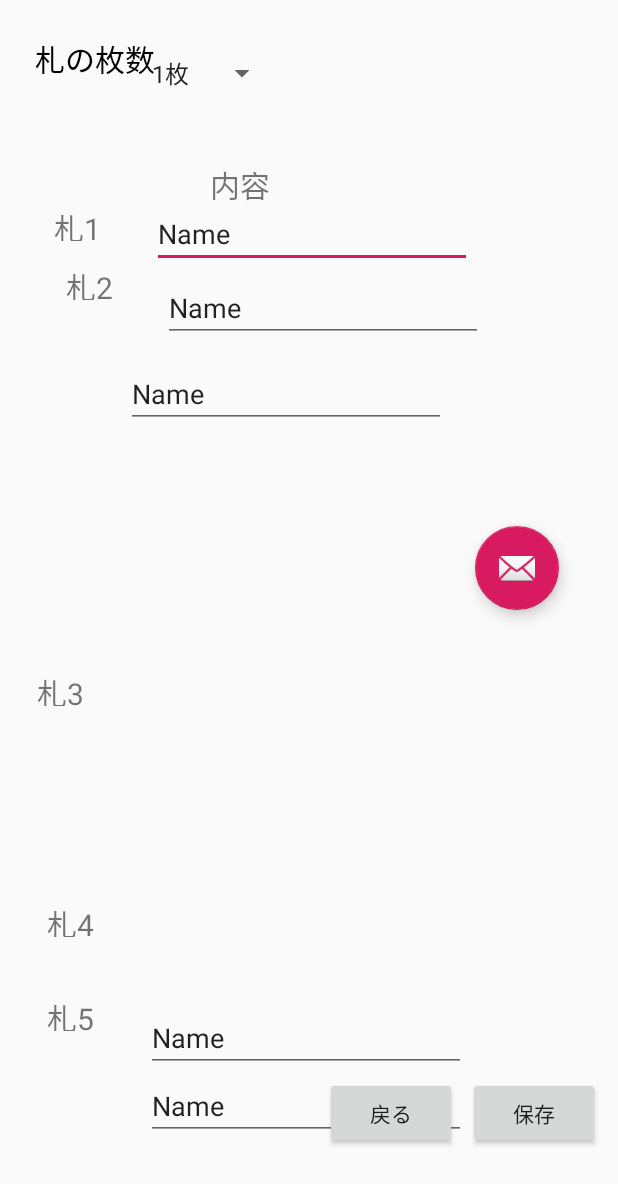
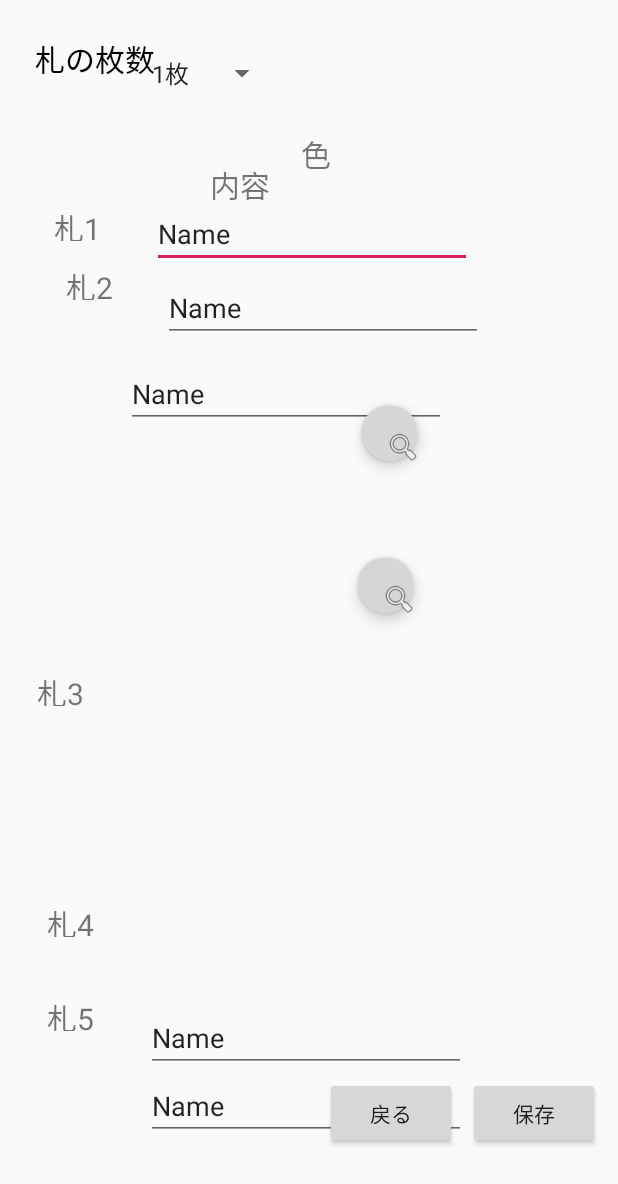
Before and after one commit to DaddyPool/DaddyBoard, an Android app: the layout setting.xml on its own in the app's theme, with its tools: preview values and no code run, on a phone screen of 412 x 824 dp. Shown: the top 1184 px of the screen. Run offline under Robolectric (Android 15) with nearby library versions, the phone set to English and light mode, and no system bars.

```diff
--- a/app/src/main/res/layout/setting.xml
+++ b/app/src/main/res/layout/setting.xml
@@ -1,11 +1,35 @@
 <?xml version="1.0" encoding="utf-8"?>
-<androidx.constraintlayout.widget.ConstraintLayout  xmlns:android="http://schemas.android.com/apk/res/android"
+<androidx.constraintlayout.widget.ConstraintLayout xmlns:android="http://schemas.android.com/apk/res/android"
     xmlns:app="http://schemas.android.com/apk/res-auto"
     xmlns:tools="http://schemas.android.com/tools"
     android:id="@+id/container"
     android:layout_width="match_parent"
     android:layout_height="match_parent"
     tools:context=".Setting">
+
+    <TextView
+        android:id="@+id/iro4"
+        android:layout_width="47dp"
+        android:layout_height="34dp"
+        android:layout_marginTop="136dp"
+        app:layout_constraintBottom_toBottomOf="parent"
+        app:layout_constraintEnd_toStartOf="@+id/fab"
+        app:layout_constraintHorizontal_bias="0.584"
+        app:layout_constraintStart_toEndOf="@+id/editText_fuda1"
+        app:layout_constraintTop_toTopOf="parent"
+        app:layout_constraintVertical_bias="0.643" />
+
+    <TextView
+        android:id="@+id/iro5"
+        android:layout_width="47dp"
+        android:layout_height="34dp"
+        android:layout_marginTop="136dp"
+        app:layout_constraintBottom_toBottomOf="parent"
+        app:layout_constraintEnd_toStartOf="@+id/fab"
+        app:layout_constraintHorizontal_bias="0.66"
+        app:layout_constraintStart_toEndOf="@+id/editText_fuda1"
+        app:layout_constraintTop_toTopOf="parent"
+        app:layout_constraintVertical_bias="0.829" />
 
     <TextView
         android:id="@+id/textView"
@@ -116,7 +140,7 @@
         android:text="内容"
         android:textSize="20dp"
         app:layout_constraintBottom_toBottomOf="parent"
-        app:layout_constraintEnd_toEndOf="parent"
+        app:layout_constraintEnd_toStartOf="@+id/textView8"
         app:layout_constraintHorizontal_bias="0.0"
         app:layout_constraintStart_toStartOf="parent"
         app:layout_constraintTop_toBottomOf="@+id/spinner"
@@ -124,18 +148,17 @@
 
     <TextView
         android:id="@+id/textView8"
-        android:layout_width="wrap_content"
-        android:layout_height="wrap_content"
-        android:layout_marginStart="296dp"
+        android:layout_width="51dp"
+        android:layout_height="30dp"
         android:layout_marginTop="80dp"
         android:text="色"
         android:textSize="20dp"
-        app:layout_constraintBottom_toBottomOf="parent"
+        app:layout_constraintBottom_toTopOf="@+id/iro1"
         app:layout_constraintEnd_toEndOf="parent"
-        app:layout_constraintHorizontal_bias="0.0"
-        app:layout_constraintStart_toEndOf="@+id/textView7"
+        app:layout_constraintHorizontal_bias="0.556"
+        app:layout_constraintStart_toStartOf="parent"
         app:layout_constraintTop_toTopOf="parent"
-        app:layout_constraintVertical_bias="0.062" />
+        app:layout_constraintVertical_bias="0.275" />
 
     <EditText
         android:id="@+id/editText_fuda1"
@@ -237,18 +260,73 @@
 
     <com.google.android.material.floatingactionbutton.FloatingActionButton
         android:id="@+id/fab"
-        android:layout_width="wrap_content"
-        android:layout_height="wrap_content"
+        style="@style/AppTheme"
+        android:layout_width="38dp"
+        android:layout_height="38dp"
         android:layout_gravity="bottom|end"
         android:layout_margin="@dimen/activity_vertical_margin"
-        android:src="@android:drawable/ic_dialog_email"
+        android:src="@android:drawable/ic_menu_search"
+        app:backgroundTint="@color/white"
         app:layout_constraintBottom_toBottomOf="parent"
         app:layout_constraintEnd_toEndOf="parent"
-        app:layout_constraintHorizontal_bias="0.927"
+        app:layout_constraintHorizontal_bias="0.657"
         app:layout_constraintStart_toStartOf="parent"
         app:layout_constraintTop_toTopOf="parent"
-        app:layout_constraintVertical_bias="0.455"
+        app:layout_constraintVertical_bias="0.337"
         app:useCompatPadding="false" />
 
+    <com.google.android.material.floatingactionbutton.FloatingActionButton
+        android:id="@+id/fab2"
+        style="@style/AppTheme"
+        android:layout_width="38dp"
+        android:layout_height="38dp"
+        android:layout_gravity="bottom|end"
+        android:layout_margin="@dimen/activity_vertical_margin"
+        android:src="@android:drawable/ic_menu_search"
+        app:backgroundTint="@color/white"
+        app:layout_constraintBottom_toBottomOf="parent"
+        app:layout_constraintEnd_toEndOf="parent"
+        app:layout_constraintHorizontal_bias="0.65"
+        app:layout_constraintStart_toStartOf="parent"
+        app:layout_constraintTop_toTopOf="parent"
+        app:layout_constraintVertical_bias="0.471"
+        app:useCompatPadding="false" />
 
-</androidx.constraintlayout.widget.ConstraintLayout >
+    <TextView
+        android:id="@+id/iro1"
+        android:layout_width="47dp"
+        android:layout_height="34dp"
+        android:layout_marginTop="136dp"
+        app:layout_constraintBottom_toBottomOf="parent"
+        app:layout_constraintEnd_toStartOf="@+id/fab"
+        app:layout_constraintHorizontal_bias="0.66"
+        app:layout_constraintStart_toEndOf="@+id/editText_fuda1"
+        app:layout_constraintTop_toTopOf="parent"
+        app:layout_constraintVertical_bias="0.0" />
+
+    <TextView
+        android:id="@+id/iro2"
+        android:layout_width="47dp"
+        android:layout_height="34dp"
+        android:layout_marginTop="136dp"
+        app:layout_constraintBottom_toBottomOf="parent"
+        app:layout_constraintEnd_toStartOf="@+id/fab"
+        app:layout_constraintHorizontal_bias="0.66"
+        app:layout_constraintStart_toEndOf="@+id/editText_fuda1"
+        app:layout_constraintTop_toTopOf="parent"
+        app:layout_constraintVertical_bias="0.165" />
+
+    <TextView
+        android:id="@+id/iro3"
+        android:layout_width="47dp"
+        android:layout_height="34dp"
+        android:layout_marginTop="136dp"
+        app:layout_constraintBottom_toBottomOf="parent"
+        app:layout_constraintEnd_toStartOf="@+id/fab"
+        app:layout_constraintHorizontal_bias="0.66"
+        app:layout_constraintStart_toEndOf="@+id/editText_fuda1"
+        app:layout_constraintTop_toTopOf="parent"
+        app:layout_constraintVertical_bias="0.381" />
+
+
+</androidx.constraintlayout.widget.ConstraintLayout>
```
